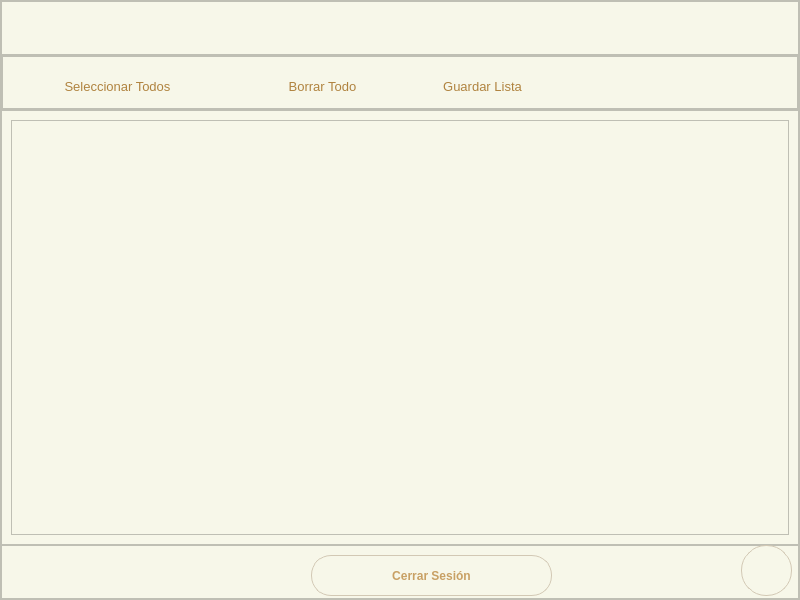
Qt form pagina_lista_compras.ui (avilalem/ProyectoFinal) before a commit.
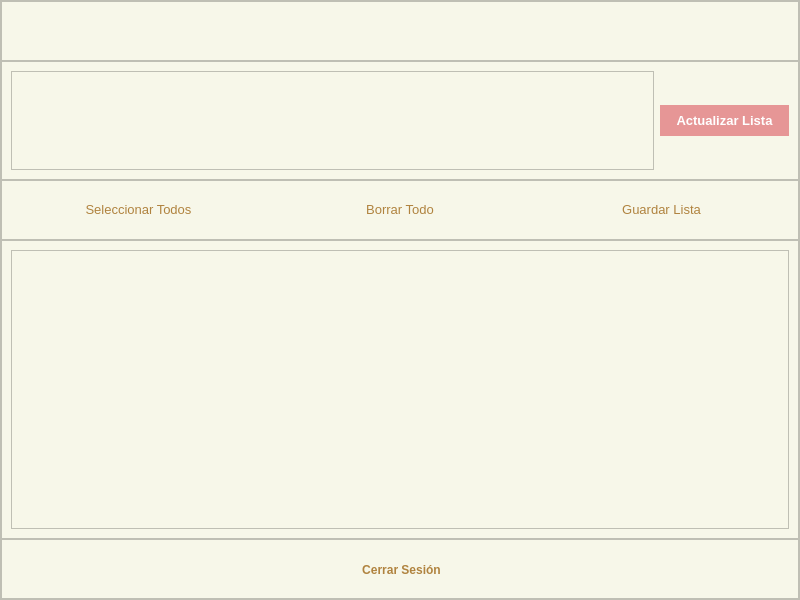
The same form after that commit. Icons and pictures are not drawn.

The edit to the form file:
```diff
--- a/pagina_lista_compras.ui
+++ b/pagina_lista_compras.ui
@@ -14,6 +14,12 @@
    <string>MainWindow</string>
   </property>
   <widget class="QWidget" name="centralwidget">
+   <property name="sizePolicy">
+    <sizepolicy hsizetype="Maximum" vsizetype="Maximum">
+     <horstretch>0</horstretch>
+     <verstretch>0</verstretch>
+    </sizepolicy>
+   </property>
    <layout class="QVBoxLayout" name="verticalLayout_2">
     <property name="spacing">
      <number>0</number>
@@ -39,6 +45,7 @@
 }
 QPushButton{
 background-color:#000000ff;
+color: rgb(176, 131, 63);
 border-radius:25px;
 }
 QPushButton:hover{
@@ -52,7 +59,7 @@
       <property name="frameShadow">
        <enum>QFrame::Raised</enum>
       </property>
-      <layout class="QVBoxLayout" name="verticalLayout" stretch="1,1,8,1">
+      <layout class="QVBoxLayout" name="verticalLayout" stretch="1,2,1,5,1">
        <property name="spacing">
         <number>0</number>
        </property>
@@ -69,21 +76,7 @@
         <number>0</number>
        </property>
        <item>
-        <widget class="QFrame" name="frameTitulo">
-         <property name="styleSheet">
-          <string notr="true">QFrame{
-background-color: rgb(247, 247, 233) ;
-color: rgb(176, 131, 63);
-}
-QPushButton{
-background-color:#000000ff;
-border-radius:25px;
-}
-QPushButton:hover{
-background-color:rgb(230, 225, 210);
-border-radius:25px;
-}</string>
-         </property>
+        <widget class="QFrame" name="frame_2">
          <property name="frameShape">
           <enum>QFrame::StyledPanel</enum>
          </property>
@@ -116,7 +109,7 @@
          <widget class="QPushButton" name="botonRegresar">
           <property name="geometry">
            <rect>
-            <x>690</x>
+            <x>680</x>
             <y>0</y>
             <width>51</width>
             <height>51</height>
@@ -164,23 +157,10 @@
        </item>
        <item>
         <widget class="QFrame" name="frame_3">
-         <property name="styleSheet">
-          <string notr="true">QFrame{ background-color: rgb(247, 247, 233) ; }
-QRadioButton {
-    color: rgb(200, 160, 100);      
-}
-
-QRadioButton::indicator {
-    width: 14px;
-    height: 14px;
-    border-radius: 7px;
-    border: 2px solid rgb(230, 150, 150);
-    background-color: rgb(255, 255, 255);
-}
-
-QRadioButton::indicator:checked {
-    border: 2px solid rgb(220, 100, 100);
-}</string>
+         <property name="font">
+          <font>
+           <pointsize>10</pointsize>
+          </font>
          </property>
          <property name="frameShape">
           <enum>QFrame::StyledPanel</enum>
@@ -188,54 +168,73 @@
          <property name="frameShadow">
           <enum>QFrame::Raised</enum>
          </property>
-         <layout class="QHBoxLayout" name="horizontalLayout" stretch="9">
+         <layout class="QHBoxLayout" name="horizontalLayout_2">
+          <item>
+           <widget class="QListWidget" name="listaRecetas">
+            <property name="font">
+             <font>
+              <pointsize>10</pointsize>
+             </font>
+            </property>
+            <property name="sizeAdjustPolicy">
+             <enum>QAbstractScrollArea::AdjustToContents</enum>
+            </property>
+            <property name="selectionMode">
+             <enum>QAbstractItemView::ExtendedSelection</enum>
+            </property>
           <property name="spacing">
-           <number>0</number>
-          </property>
-          <property name="leftMargin">
-           <number>0</number>
-          </property>
-          <property name="topMargin">
-           <number>0</number>
-          </property>
-          <property name="rightMargin">
-           <number>0</number>
-          </property>
-          <property name="bottomMargin">
-           <number>0</number>
-          </property>
+             <number>1</number>
+            </property>
+           </widget>
+          </item>
           <item>
-           <widget class="QFrame" name="frameReceta">
+           <widget class="QPushButton" name="botonCambiosLista">
+            <property name="font">
+             <font>
+              <pointsize>10</pointsize>
+              <weight>75</weight>
+              <bold>true</bold>
+             </font>
+            </property>
             <property name="styleSheet">
-             <string notr="true">QFrame{
-background-color: rgb(247, 247, 233) ;
-color: rgb(176, 131, 63);
+             <string notr="true">QPushButton {
+    background-color: rgb(230, 150, 150);   
+    color: rgb(255, 255, 255);              
+    border-radius: 20px;
+    padding: 8px 16px;
+    font-weight: bold;
+    border: none;
+    box-shadow: 0px 2px 6px rgba(0, 0, 0, 0.15);
 }
-QPushButton{
-background-color:#000000ff;
-color: rgb(176, 131, 63);
-border-radius:25px;
+
+QPushButton:hover {
+    background-color: rgb(240, 130, 130);
 }
-QPushButton:hover{
-background-color:rgb(230, 225, 210);
-border-radius:25px;
-}</string>
+
+QPushButton:pressed {
+    background-color: rgb(220, 120, 120);
+}
+</string>
             </property>
+            <property name="text">
+             <string>Actualizar Lista</string>
+            </property>
+           </widget>
+          </item>
+         </layout>
+        </widget>
+       </item>
+       <item>
+        <widget class="QFrame" name="frame_4">
             <property name="frameShape">
              <enum>QFrame::StyledPanel</enum>
             </property>
             <property name="frameShadow">
              <enum>QFrame::Raised</enum>
             </property>
+         <layout class="QHBoxLayout" name="horizontalLayout">
+          <item>
             <widget class="QPushButton" name="selectTodo">
-             <property name="geometry">
-              <rect>
-               <x>20</x>
-               <y>10</y>
-               <width>191</width>
-               <height>41</height>
-              </rect>
-             </property>
              <property name="font">
               <font>
                <pointsize>10</pointsize>
@@ -258,15 +257,9 @@
               <string>Seleccionar Todos</string>
              </property>
             </widget>
+          </item>
+          <item>
             <widget class="QPushButton" name="borrarTodo">
-             <property name="geometry">
-              <rect>
-               <x>230</x>
-               <y>10</y>
-               <width>181</width>
-               <height>41</height>
-              </rect>
-             </property>
              <property name="font">
               <font>
                <pointsize>10</pointsize>
@@ -289,15 +282,9 @@
               <string>Borrar Todo</string>
              </property>
             </widget>
+          </item>
+          <item>
             <widget class="QPushButton" name="guardarLista">
-             <property name="geometry">
-              <rect>
-               <x>390</x>
-               <y>10</y>
-               <width>181</width>
-               <height>41</height>
-              </rect>
-             </property>
              <property name="font">
               <font>
                <pointsize>10</pointsize>
@@ -320,31 +307,12 @@
               <string>Guardar Lista</string>
              </property>
             </widget>
-           </widget>
           </item>
          </layout>
         </widget>
        </item>
        <item>
-        <widget class="QFrame" name="frameLista">
-         <property name="styleSheet">
-          <string notr="true">QFrame{ background-color: rgb(247, 247, 233) ; }
-QRadioButton {
-    color: rgb(200, 160, 100);      
-}
-
-QRadioButton::indicator {
-    width: 14px;
-    height: 14px;
-    border-radius: 7px;
-    border: 2px solid rgb(230, 150, 150);
-    background-color: rgb(255, 255, 255);
-}
-
-QRadioButton::indicator:checked {
-    border: 2px solid rgb(220, 100, 100);
-}</string>
-         </property>
+        <widget class="QFrame" name="frame_5">
          <property name="frameShape">
           <enum>QFrame::StyledPanel</enum>
          </property>
@@ -374,75 +342,17 @@
         </widget>
        </item>
        <item>
-        <widget class="QFrame" name="frameInfo">
-         <property name="styleSheet">
-          <string notr="true">QFrame {
-    background-color: rgb(247, 247, 233);
-}
-QPushButton {
-    background-color: rgb(247, 247, 233);  
-    color: rgb(200, 160, 100);                 
-    border-radius: 20px;
-    padding: 8px 16px;
-    font-weight: bold;
-    border: 1px solid rgb(210, 200, 180);  
-}
-
-QPushButton:hover {
-    background-color: rgb(240, 235, 220);  
-	color: rgb(230, 225, 210);
-}
-
-QPushButton:pressed {
-    background-color: rgb(220, 215, 200);  
-}</string>
-         </property>
+        <widget class="QFrame" name="frame_6">
          <property name="frameShape">
           <enum>QFrame::StyledPanel</enum>
          </property>
          <property name="frameShadow">
           <enum>QFrame::Raised</enum>
          </property>
-         <widget class="QPushButton" name="botonInfo">
-          <property name="geometry">
-           <rect>
-            <x>740</x>
-            <y>0</y>
-            <width>51</width>
-            <height>51</height>
-           </rect>
-          </property>
-          <property name="minimumSize">
-           <size>
-            <width>40</width>
-            <height>40</height>
-           </size>
-          </property>
-          <property name="styleSheet">
-           <string notr="true">QFrame{
-background-color: rgb(247, 247, 233) ;
-}
-QPushButton{
-background-color:#000000ff;
-border-radius:25px;
-}
-QPushButton:hover{
-background-color:rgb(230, 225, 210);
-border-radius:25px;
-}</string>
-          </property>
-          <property name="text">
-           <string/>
-          </property>
-          <property name="icon">
-           <iconset>
-            <normaloff>icono-informacion.png</normaloff>icono-informacion.png</iconset>
-          </property>
-         </widget>
          <widget class="QPushButton" name="botonCerrarS">
           <property name="geometry">
            <rect>
-            <x>310</x>
+            <x>280</x>
             <y>10</y>
             <width>241</width>
             <height>41</height>
@@ -461,6 +371,48 @@
            <string>Cerrar Sesión</string>
           </property>
          </widget>
+         <widget class="QPushButton" name="botonInfo">
+          <property name="geometry">
+           <rect>
+            <x>740</x>
+            <y>0</y>
+            <width>51</width>
+            <height>51</height>
+           </rect>
+          </property>
+          <property name="minimumSize">
+           <size>
+            <width>40</width>
+            <height>40</height>
+           </size>
+          </property>
+          <property name="styleSheet">
+           <string notr="true">QFrame{
+background-color: rgb(247, 247, 233) ;
+}
+QPushButton{
+background-color:#000000ff;
+border-radius:25px;
+}
+QPushButton:hover{
+background-color:rgb(230, 225, 210);
+border-radius:25px;
+}</string>
+          </property>
+          <property name="text">
+           <string/>
+          </property>
+          <property name="icon">
+           <iconset>
+            <normaloff>../../PycharmProjects/ProyectoFinal/icono-informacion.png</normaloff>../../PycharmProjects/ProyectoFinal/icono-informacion.png</iconset>
+          </property>
+          <property name="iconSize">
+           <size>
+            <width>30</width>
+            <height>30</height>
+           </size>
+          </property>
+         </widget>
         </widget>
        </item>
       </layout>
```
Left out of the diff: 22 changed lines with no effect on the pictures. Lines whose indentation alone changed are shown as unchanged.
